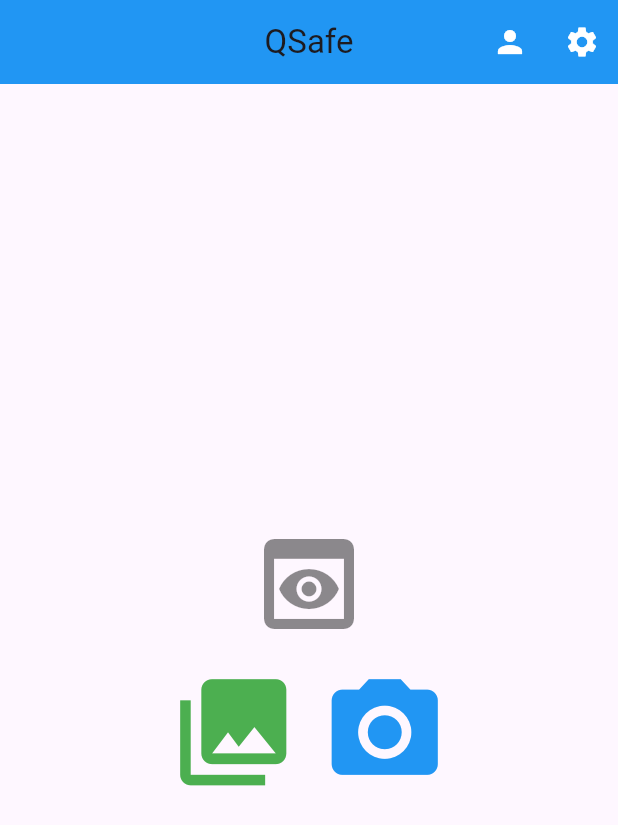
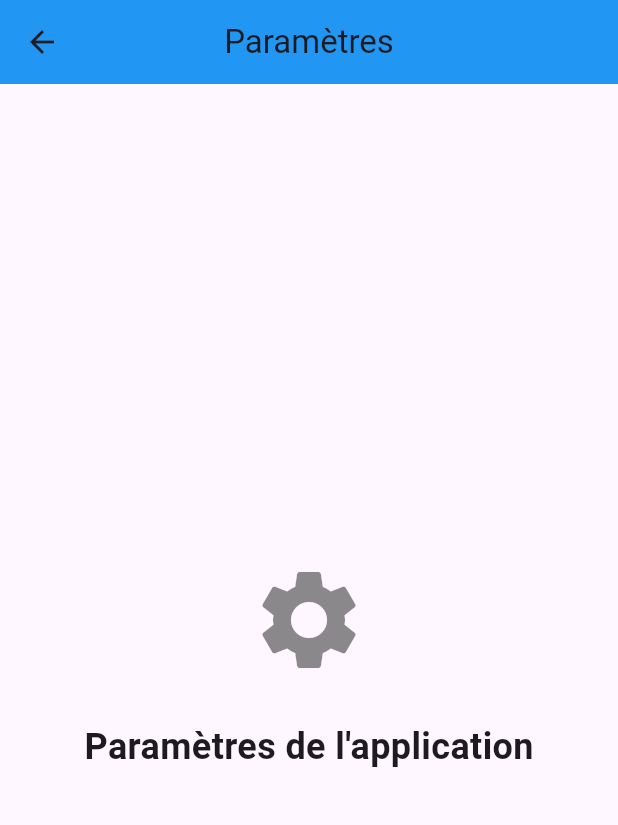
Before and after one commit to Mrbyttes/ToDoList, a Flutter app: the screen it shows after launch, after a tap on the "settings" icon, on a phone screen of 412 x 824 dp. Shown: the top 825 px of the screen. Run offline on Flutter 3.47's test engine with Material 3 defaults, Android fonts, the phone set to English and light mode, and no system bars.

Commit message:
Ajout de settings(Paramettre)

```diff
--- a/lib/HomePage.dart
+++ b/lib/HomePage.dart
@@ -1,4 +1,5 @@
 import 'package:flutter/material.dart';
+import 'package:hnapp/Settings.dart';
 
 class HomePage extends StatelessWidget {
   // La page d'accueil avec la barre du haut et le corps vide
@@ -27,8 +28,10 @@ class LaBarreDuHaut extends StatelessWidget implements PreferredSizeWidget {
         ),
         IconButton(
             onPressed: () {
-              // Juste un exemple d'action
-              print("Bouton Paramettre");
+              Navigator.push(
+                context,
+                MaterialPageRoute(builder: (context) => settings()),
+              );
             },
             icon: Icon(
               Icons.settings,
--- /dev/null
+++ b/lib/settings.dart
@@ -0,0 +1,34 @@
+import 'package:flutter/material.dart';
+
+class settings extends StatelessWidget {
+  @override
+  Widget build(BuildContext context) {
+    return Scaffold(
+        appBar: AppBar(
+          title: Text("Paramètres"),
+          centerTitle: true,
+          backgroundColor: Colors.blue,
+        ),
+        body: Center(
+          child: Column(
+            mainAxisAlignment: MainAxisAlignment.center,
+            children: [
+              IconButton(
+                icon: Icon(Icons.settings),
+                iconSize: 80,
+                color: Colors.black45,
+                onPressed: () {
+                  // Action à effectuer lors du clic sur l'icône
+                  print("Paramètres cliqués");
+                },
+              ),
+              SizedBox(height: 20),
+              Text(
+                "Paramètres de l'application",
+                style: TextStyle(fontSize: 24, fontWeight: FontWeight.bold),
+              ),
+            ],
+          ),
+        ));
+  }
+}
```
